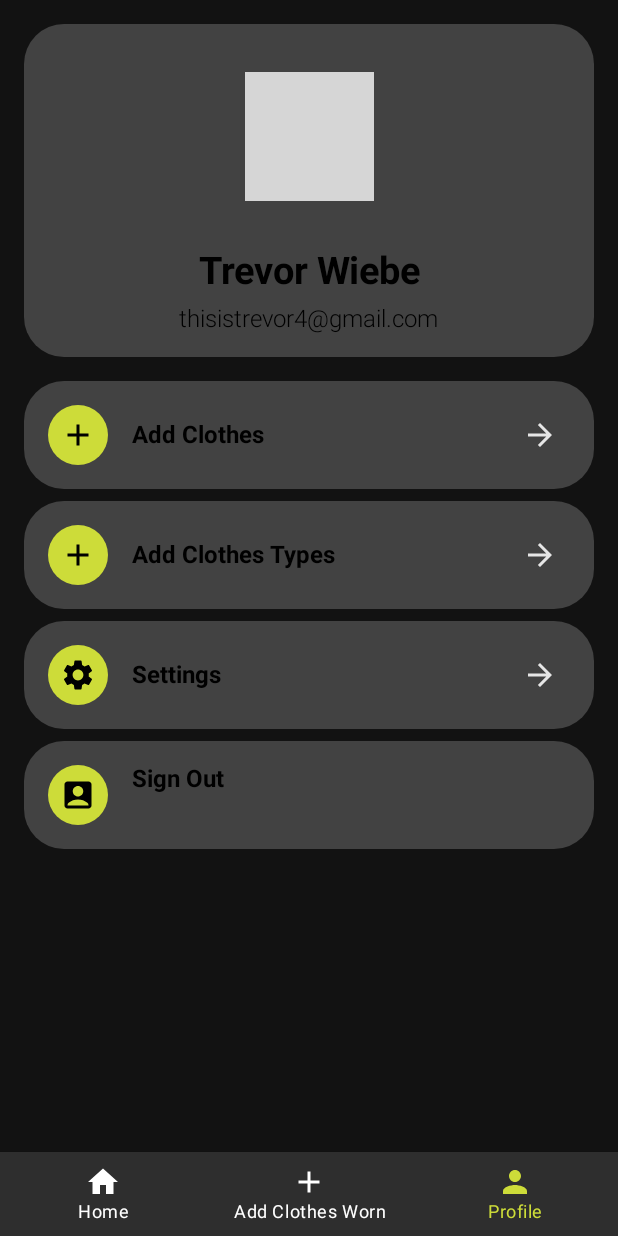
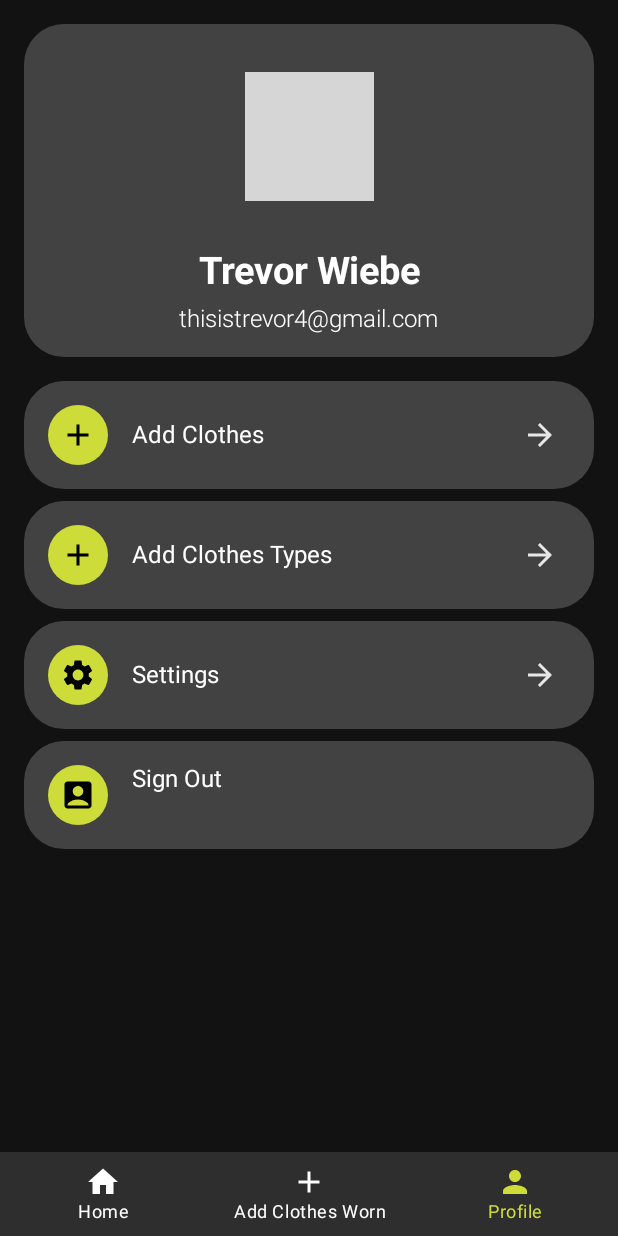
Before and after one commit to trevorwiebe/clothesline, an Android app built with Jetpack Compose: the profile screen opened through its navigation route, on a phone screen of 412 x 824 dp. Run offline under Robolectric (Android 15) with nearby library versions, the phone set to English and light mode, and no system bars; 3 statements that could not run were skipped; grey boxes are pictures that could not be loaded.

Commit message:
fixed issue where text was the wrong color

```diff
--- a/app/src/main/java/com/trevorwiebe/clothesline/presentation/ui/screens/profile/components/ProfileImageDisplay.kt
+++ b/app/src/main/java/com/trevorwiebe/clothesline/presentation/ui/screens/profile/components/ProfileImageDisplay.kt
@@ -55,7 +55,7 @@ fun ProfileImageDisplay(
             )
             Text(
                 text = "Trevor Wiebe",
-                color = MaterialTheme.colors.onPrimary,
+                color = MaterialTheme.colors.onBackground,
                 modifier = Modifier
                     .padding(start = spacing.spaceMedium, end = spacing.spaceMedium)
                     .align(CenterHorizontally),
@@ -64,7 +64,7 @@ fun ProfileImageDisplay(
             )
             Text(
                 text = "thisistrevor4@gmail.com",
-                color = MaterialTheme.colors.onPrimary,
+                color = MaterialTheme.colors.onBackground,
                 modifier = Modifier
                     .padding(top=spacing.spaceSmall, start = spacing.spaceMedium, end = spacing.spaceMedium, bottom = spacing.spaceMedium)
                     .align(CenterHorizontally),
--- a/app/src/main/java/com/trevorwiebe/clothesline/presentation/ui/screens/profile/components/ProfileRow.kt
+++ b/app/src/main/java/com/trevorwiebe/clothesline/presentation/ui/screens/profile/components/ProfileRow.kt
@@ -65,8 +65,7 @@ fun ProfileRow(
                     .padding(start = spacing.spaceMedium, end = spacing.spaceMedium),
                 text = name,
                 fontSize = 16.sp,
-                color = MaterialTheme.colors.onPrimary,
-                fontWeight = FontWeight.Bold,
+                color = MaterialTheme.colors.onBackground
             )
             if(more){
                 Icon(
```
